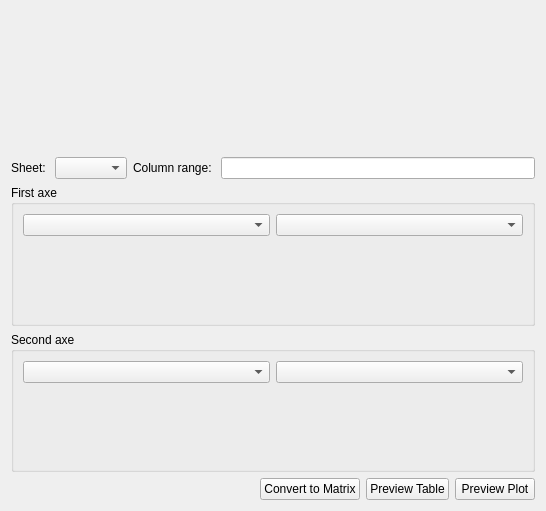
First picture: the form in pyleecan/GUI/Tools/WImport/WImportExcel/WImportExcel.ui, repository Eomys/pyleecan, before the edit.
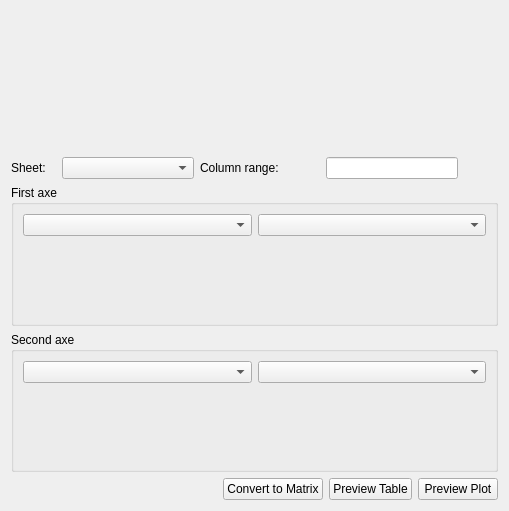
Second picture: the form after the edit. Custom widgets are drawn as their Qt base class.

Commit message: [CC] WImportExcel widget size

Patch:
```diff
--- a/pyleecan/GUI/Tools/WImport/WImportExcel/WImportExcel.ui
+++ b/pyleecan/GUI/Tools/WImport/WImportExcel/WImportExcel.ui
@@ -6,7 +6,7 @@
    <rect>
     <x>0</x>
     <y>0</y>
-    <width>546</width>
+    <width>509</width>
     <height>511</height>
    </rect>
   </property>
@@ -33,23 +33,83 @@
     <layout class="QHBoxLayout" name="horizontalLayout_2">
      <item>
       <widget class="QLabel" name="in_sheet">
+       <property name="minimumSize">
+        <size>
+         <width>45</width>
+         <height>0</height>
+        </size>
+       </property>
+       <property name="maximumSize">
+        <size>
+         <width>45</width>
+         <height>16777215</height>
+        </size>
+       </property>
        <property name="text">
         <string>Sheet: </string>
        </property>
       </widget>
      </item>
      <item>
-      <widget class="QComboBox" name="c_sheet"/>
+      <widget class="QComboBox" name="c_sheet">
+       <property name="minimumSize">
+        <size>
+         <width>120</width>
+         <height>0</height>
+        </size>
+       </property>
+      </widget>
      </item>
      <item>
       <widget class="QLabel" name="in_range">
+       <property name="minimumSize">
+        <size>
+         <width>120</width>
+         <height>0</height>
+        </size>
+       </property>
+       <property name="maximumSize">
+        <size>
+         <width>120</width>
+         <height>16777215</height>
+        </size>
+       </property>
        <property name="text">
         <string>Column range: </string>
        </property>
       </widget>
      </item>
      <item>
-      <widget class="QLineEdit" name="le_range"/>
+      <widget class="QLineEdit" name="le_range">
+       <property name="sizePolicy">
+        <sizepolicy hsizetype="Preferred" vsizetype="Fixed">
+         <horstretch>0</horstretch>
+         <verstretch>0</verstretch>
+        </sizepolicy>
+       </property>
+       <property name="minimumSize">
+        <size>
+         <width>100</width>
+         <height>0</height>
+        </size>
+       </property>
+      </widget>
+     </item>
+     <item>
+      <spacer name="horizontalSpacer_2">
+       <property name="orientation">
+        <enum>Qt::Horizontal</enum>
+       </property>
+       <property name="sizeType">
+        <enum>QSizePolicy::Preferred</enum>
+       </property>
+       <property name="sizeHint" stdset="0">
+        <size>
+         <width>40</width>
+         <height>20</height>
+        </size>
+       </property>
+      </spacer>
      </item>
     </layout>
    </item>
```
The commit also changes 1 other file.
